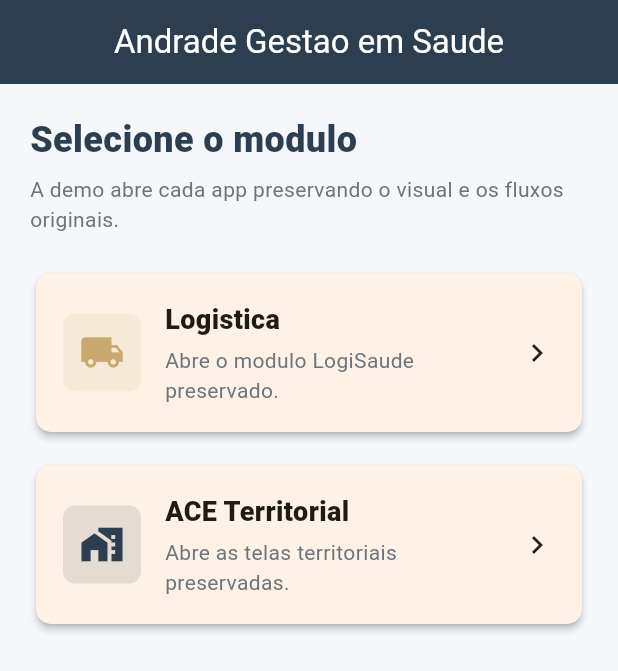
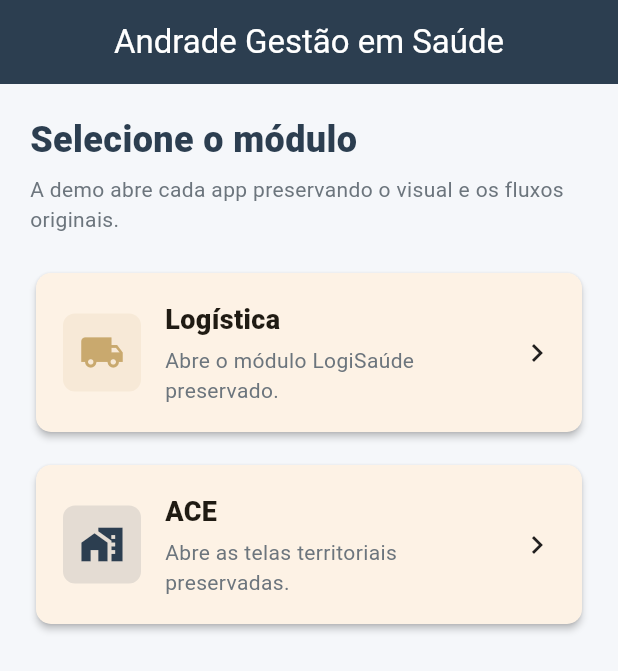
Before and after one commit to kichalex33-ops/plataforma-app, a Flutter app: the ModuleSelectorPage screen opened directly, on a phone screen of 412 x 824 dp. Shown: the top 671 px of the screen. Run offline on Flutter 3.47's test engine with Material 3 defaults, Android fonts, the phone set to English and light mode, and no system bars; our stand-ins replace geolocator, image_picker, sqflite, sqflite_common_ffi, sqflite_common_ffi_web; accounts and stored records are empty; network calls fail.

```diff
--- a/lib/main.dart
+++ b/lib/main.dart
@@ -16,7 +16,7 @@ class AndradeDemoUnificadaApp extends StatelessWidget {
   @override
   Widget build(BuildContext context) {
     return MaterialApp(
-      title: 'Andrade Gestao em Saude',
+      title: 'Andrade Gestão em Saúde',
       debugShowCheckedModeBanner: false,
       theme: ThemeData(
         useMaterial3: true,
--- a/lib/modules/ace/ace_module_page.dart
+++ b/lib/modules/ace/ace_module_page.dart
@@ -40,11 +40,11 @@ class _AceModulePageState extends State<AceModulePage> {
       builder: (context, snapshot) {
         if (snapshot.hasError) {
           return Scaffold(
-            appBar: AppBar(title: const Text('ACE Territorial')),
+            appBar: AppBar(title: const Text('ACE')),
             body: Center(
               child: Padding(
                 padding: const EdgeInsets.all(24),
-                child: Text('Erro ao abrir ACE Territorial: ${snapshot.error}'),
+                child: Text('Erro ao abrir ACE: ${snapshot.error}'),
               ),
             ),
           );
@@ -60,7 +60,7 @@ class _AceModulePageState extends State<AceModulePage> {
           data: ace_theme.AppTheme.theme,
           child: Scaffold(
             drawer: const _AceDrawer(),
-            appBar: AppBar(title: const Text('ACE Territorial')),
+            appBar: AppBar(title: const Text('ACE')),
             body: IndexedStack(index: _index, children: _pages),
             bottomNavigationBar: NavigationBar(
               selectedIndex: _index,
@@ -89,7 +89,7 @@ class _AceModulePageState extends State<AceModulePage> {
                 NavigationDestination(
                   icon: Icon(Icons.bar_chart_outlined),
                   selectedIcon: Icon(Icons.bar_chart),
-                  label: 'Relatorios',
+                  label: 'Relatórios',
                 ),
               ],
             ),
@@ -121,7 +121,7 @@ class _AceDrawer extends StatelessWidget {
                   ),
                   SizedBox(height: 12),
                   Text(
-                    'ACE Territorial',
+                    'ACE',
                     style: TextStyle(
                       color: Colors.white,
                       fontSize: 18,
@@ -129,7 +129,7 @@ class _AceDrawer extends StatelessWidget {
                     ),
                   ),
                   SizedBox(height: 4),
-                  Text('Modulo preservado', style: TextStyle(color: Colors.white70)),
+                  Text('Módulo preservado', style: TextStyle(color: Colors.white70)),
                 ],
               ),
             ),
@@ -142,7 +142,7 @@ class _AceDrawer extends StatelessWidget {
             _item(context, Icons.analytics, 'LIRA/LIA', const LiraLiaPage()),
             _item(context, Icons.warning, 'Areas prioritarias', const AreasPrioritariasPage()),
             _item(context, Icons.supervisor_account, 'Supervisor', const TerritorioSupervisorPage()),
-            _item(context, Icons.bar_chart, 'Relatorios', const RelatoriosPage()),
+            _item(context, Icons.bar_chart, 'Relatórios', const RelatoriosPage()),
             _item(context, Icons.cloud_sync, 'Central de sync', const SyncCenterPage()),
           ],
         ),
--- a/lib/modules/logistica/logistica_module_page.dart
+++ b/lib/modules/logistica/logistica_module_page.dart
@@ -25,11 +25,11 @@ class _LogisticaModulePageState extends State<LogisticaModulePage> {
       builder: (context, snapshot) {
         if (snapshot.hasError) {
           return Scaffold(
-            appBar: AppBar(title: const Text('Logistica')),
+            appBar: AppBar(title: const Text('Logística')),
             body: Center(
               child: Padding(
                 padding: const EdgeInsets.all(24),
-                child: Text('Erro ao abrir Logistica: ${snapshot.error}'),
+                child: Text('Erro ao abrir Logística: ${snapshot.error}'),
               ),
             ),
           );
--- a/lib/screens/login_demo_page.dart
+++ b/lib/screens/login_demo_page.dart
@@ -38,7 +38,7 @@ class _LoginDemoPageState extends State<LoginDemoPage> {
     }
 
     ScaffoldMessenger.of(context).showSnackBar(
-      const SnackBar(content: Text('Usuario ou senha invalidos.')),
+      const SnackBar(content: Text('Usuário ou senha inválidos.')),
     );
   }
 
@@ -88,7 +88,7 @@ class _LoginDemoPageState extends State<LoginDemoPage> {
                     ),
                     const SizedBox(height: 4),
                     const Text(
-                      'Gestao em Saude',
+                      'Gestão em Saúde',
                       style: TextStyle(
                         color: Colors.white,
                         fontSize: 17,
--- a/lib/screens/module_selector_page.dart
+++ b/lib/screens/module_selector_page.dart
@@ -12,12 +12,12 @@ class ModuleSelectorPage extends StatelessWidget {
   @override
   Widget build(BuildContext context) {
     return Scaffold(
-      appBar: AppBar(title: const Text('Andrade Gestao em Saude')),
+      appBar: AppBar(title: const Text('Andrade Gestão em Saúde')),
       body: ListView(
         padding: const EdgeInsets.all(20),
         children: [
           const Text(
-            'Selecione o modulo',
+            'Selecione o módulo',
             style: TextStyle(
               fontSize: 24,
               fontWeight: FontWeight.w800,
@@ -31,8 +31,8 @@ class ModuleSelectorPage extends StatelessWidget {
           ),
           const SizedBox(height: 22),
           _ModuleCard(
-            title: 'Logistica',
-            subtitle: 'Abre o modulo LogiSaude preservado.',
+            title: 'Logística',
+            subtitle: 'Abre o módulo LogiSaúde preservado.',
             icon: Icons.local_shipping,
             color: _gold,
             onTap: () {
@@ -44,7 +44,7 @@ class ModuleSelectorPage extends StatelessWidget {
           ),
           const SizedBox(height: 14),
           _ModuleCard(
-            title: 'ACE Territorial',
+            title: 'ACE',
             subtitle: 'Abre as telas territoriais preservadas.',
             icon: Icons.home_work,
             color: _navy,
```
Also changed, not shown: 3 other files.
